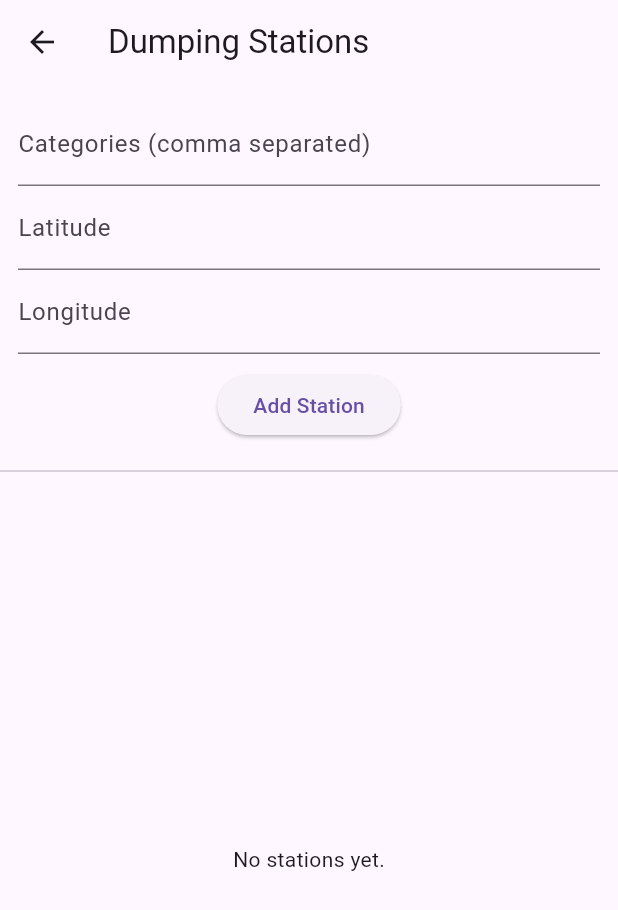
After one commit to rigelyinwun/Waste-Management-Service-App, a Flutter app: the screen it shows once a user with an empty profile is signed in, after a tap on "Go To Dumping Stations", on a phone screen of 412 x 824 dp. The commit adds this screen. Shown: the top 910 px of the screen. Run offline on Flutter 3.47's test engine with Material 3 defaults, Android fonts, the phone set to English and light mode, and no system bars; our stand-ins replace cloud_firestore, firebase_auth, firebase_core; accounts and stored records are empty; network calls fail.

Commit message:
dumping station backend implementation

```diff
--- a/lib/main.dart
+++ b/lib/main.dart
@@ -1,8 +1,10 @@
 import 'package:flutter/material.dart';
 import 'package:firebase_core/firebase_core.dart';
+import 'package:firebase_auth/firebase_auth.dart';
 import 'screens/auth/login_screen.dart';
 import 'screens/auth/register_screen.dart';
-import 'firebase_options.dart'; // generated by FlutterFire CLI
+import 'screens/admin/admin_home.dart';
+import 'firebase_options.dart';
 
 void main() async {
   WidgetsFlutterBinding.ensureInitialized();
@@ -16,13 +18,36 @@ class MyApp extends StatelessWidget {
   @override
   Widget build(BuildContext context) {
     return MaterialApp(
-      title: 'SmartWaste Test',
+      title: 'SmartWaste',
       theme: ThemeData(primarySwatch: Colors.green),
-      home: LoginScreen(),
       routes: {
         '/login': (_) => LoginScreen(),
         '/register': (_) => RegisterScreen(),
       },
+      home: AuthWrapper(),
     );
   }
 }
+
+class AuthWrapper extends StatelessWidget {
+  @override
+  Widget build(BuildContext context) {
+    return StreamBuilder<User?>(
+      stream: FirebaseAuth.instance.authStateChanges(),
+      builder: (context, snapshot) {
+
+        if (snapshot.connectionState == ConnectionState.waiting) {
+          return Scaffold(
+            body: Center(child: CircularProgressIndicator()),
+          );
+        }
+
+        if (snapshot.hasData) {
+          return HomeScreen();
+        }
+
+        return LoginScreen();
+      },
+    );
+  }
+}
--- /dev/null
+++ b/lib/models/dumping_station_model.dart
@@ -0,0 +1,35 @@
+import 'package:cloud_firestore/cloud_firestore.dart';
+
+class DumpingStation {
+  final String stationId;
+  final String companyId;
+  final List<String> categories; // multiple waste categories
+  final GeoPoint location;
+
+  DumpingStation({
+    required this.stationId,
+    required this.companyId,
+    required this.categories,
+    required this.location,
+  });
+
+  /// Convert to Firestore map
+  Map<String, dynamic> toMap() {
+    return {
+      'stationId': stationId,
+      'companyId': companyId,
+      'categories': categories,
+      'location': location
+    };
+  }
+
+  /// Convert from Firestore map
+  factory DumpingStation.fromMap(Map<String, dynamic> map) {
+    return DumpingStation(
+      stationId: map['stationId'],
+      companyId: map['companyId'],
+      categories: List<String>.from(map['categories']),
+      location: map['location']
+    );
+  }
+}
--- /dev/null
+++ b/lib/screens/admin/admin_home.dart
@@ -0,0 +1,35 @@
+import 'package:flutter/material.dart';
+import 'dumping_station.dart';
+import 'package:firebase_auth/firebase_auth.dart';
+
+class HomeScreen extends StatelessWidget {
+  @override
+  Widget build(BuildContext context) {
+    return Scaffold(
+      appBar: AppBar(
+        title: Text('SmartWaste Home'),
+        actions: [
+          IconButton(
+            icon: Icon(Icons.logout),
+            onPressed: () async {
+              await FirebaseAuth.instance.signOut();
+            },
+          )
+        ],
+      ),
+      body: Center(
+        child: ElevatedButton(
+          child: Text('Go To Dumping Stations'),
+          onPressed: () {
+            Navigator.push(
+              context,
+              MaterialPageRoute(
+                builder: (_) => DumpingStationScreen(companyId: FirebaseAuth.instance.currentUser!.uid),
+              ),
+            );
+          },
+        ),
+      ),
+    );
+  }
+}
--- /dev/null
+++ b/lib/screens/admin/dumping_station.dart
@@ -0,0 +1,141 @@
+import 'package:flutter/material.dart';
+import 'package:cloud_firestore/cloud_firestore.dart';
+import '../../models/dumping_station_model.dart';
+import '../../services/dumping_station_service.dart';
+
+class DumpingStationScreen extends StatefulWidget {
+  final String companyId; // pass the logged-in company uid
+  DumpingStationScreen({required this.companyId});
+
+  @override
+  _DumpingStationScreenState createState() => _DumpingStationScreenState();
+}
+
+class _DumpingStationScreenState extends State<DumpingStationScreen> {
+  final DumpingStationService _service = DumpingStationService();
+
+  final _categoryController = TextEditingController();
+  final _latController = TextEditingController();
+  final _lngController = TextEditingController();
+
+  String? editingStationId; // null = adding new
+
+  void _submit() async {
+    final categories =
+        _categoryController.text.split(',').map((e) => e.trim()).toList();
+    final lat = double.tryParse(_latController.text);
+    final lng = double.tryParse(_lngController.text);
+
+    if (categories.isEmpty || lat == null || lng == null) return;
+
+    final station = DumpingStation(
+      stationId: editingStationId ??
+          FirebaseFirestore.instance.collection('dumping_stations').doc().id,
+      companyId: widget.companyId,
+      categories: categories,
+      location: GeoPoint(lat, lng)
+    );
+
+    if (editingStationId != null) {
+      await _service.updateStation(station);
+      ScaffoldMessenger.of(context)
+          .showSnackBar(SnackBar(content: Text('Station updated!')));
+    } else {
+      await _service.addStation(station: station);
+      ScaffoldMessenger.of(context)
+          .showSnackBar(SnackBar(content: Text('Station added!')));
+    }
+
+    // Clear form
+    _categoryController.clear();
+    _latController.clear();
+    _lngController.clear();
+    setState(() => editingStationId = null);
+  }
+
+  void _edit(DumpingStation station) {
+    setState(() => editingStationId = station.stationId);
+    _categoryController.text = station.categories.join(', ');
+    _latController.text = station.location.latitude.toString();
+    _lngController.text = station.location.longitude.toString();
+  }
+
+  void _delete(String stationId) async {
+    await _service.deleteStation(stationId);
+    ScaffoldMessenger.of(context)
+        .showSnackBar(SnackBar(content: Text('Station deleted!')));
+  }
+
+  @override
+  Widget build(BuildContext context) {
+    return Scaffold(
+      appBar: AppBar(title: Text('Dumping Stations')),
+      body: Column(
+        children: [
+          Padding(
+            padding: const EdgeInsets.all(12.0),
+            child: Column(
+              children: [
+                TextField(
+                  controller: _categoryController,
+                  decoration: InputDecoration(
+                      labelText: 'Categories (comma separated)'),
+                ),
+                TextField(
+                  controller: _latController,
+                  decoration: InputDecoration(labelText: 'Latitude'),
+                  keyboardType: TextInputType.numberWithOptions(decimal: true),
+                ),
+                TextField(
+                  controller: _lngController,
+                  decoration: InputDecoration(labelText: 'Longitude'),
+                  keyboardType: TextInputType.numberWithOptions(decimal: true),
+                ),
+                SizedBox(height: 10),
+                ElevatedButton(
+                    onPressed: _submit,
+                    child: Text(editingStationId != null
+                        ? 'Update Station'
+                        : 'Add Station'))
+              ],
+            ),
+          ),
+          Divider(),
+          Expanded(
+            child: StreamBuilder<List<DumpingStation>>(
+              stream: _service.getStationsByCompany(widget.companyId),
+              builder: (context, snapshot) {
+                if (!snapshot.hasData) return Center(child: CircularProgressIndicator());
+                final stations = snapshot.data!;
+                if (stations.isEmpty)
+                  return Center(child: Text('No stations yet.'));
+                return ListView.builder(
+                  itemCount: stations.length,
+                  itemBuilder: (context, index) {
+                    final station = stations[index];
+                    return ListTile(
+                      title: Text('Categories: ${station.categories.join(", ")}'),
+                      subtitle: Text(
+                          'Location: ${station.location.latitude}, ${station.location.longitude}'),
+                      trailing: Row(
+                        mainAxisSize: MainAxisSize.min,
+                        children: [
+                          IconButton(
+                              icon: Icon(Icons.edit),
+                              onPressed: () => _edit(station)),
+                          IconButton(
+                              icon: Icon(Icons.delete),
+                              onPressed: () => _delete(station.stationId)),
+                        ],
+                      ),
+                    );
+                  },
+                );
+              },
+            ),
+          )
+        ],
+      ),
+    );
+  }
+}
--- /dev/null
+++ b/lib/services/dumping_station_service.dart
@@ -0,0 +1,82 @@
+import 'package:cloud_firestore/cloud_firestore.dart';
+import '../models/dumping_station_model.dart';
+
+class DumpingStationService {
+  final FirebaseFirestore _firestore;
+  final String _collection = 'dumping_stations';
+
+  DumpingStationService({FirebaseFirestore? firestore})
+      : _firestore = firestore ?? FirebaseFirestore.instance;
+
+  /// Add new station. Accepts either a full `DumpingStation` or named fields.
+  Future<void> addStation({
+    DumpingStation? station,
+    List<String>? categories,
+    String? location,
+    String? companyId,
+    String? stationId,
+  }) async {
+    if (station != null) {
+      await _firestore
+          .collection(_collection)
+          .doc(station.stationId)
+          .set(station.toMap());
+      return;
+    }
+
+    final docRef = (stationId == null)
+        ? _firestore.collection(_collection).doc()
+        : _firestore.collection(_collection).doc(stationId);
+
+    final data = <String, dynamic>{
+      'stationId': docRef.id,
+      'companyId': companyId,
+      'categories': categories ?? [],
+      'location': location
+    };
+
+    await docRef.set(data);
+  }
+
+  /// Edit station
+  Future<void> updateStation(DumpingStation station) async {
+    await _firestore
+        .collection(_collection)
+        .doc(station.stationId)
+        .update(station.toMap());
+  }
+
+  /// Delete station
+  Future<void> deleteStation(String stationId) async {
+    await _firestore.collection(_collection).doc(stationId).delete();
+  }
+
+  /// Fetch single station
+  Future<DumpingStation?> getStation(String stationId) async {
+    final doc = await _firestore.collection(_collection).doc(stationId).get();
+    if (!doc.exists) return null;
+    return DumpingStation.fromMap(doc.data()!);
+  }
+
+  /// Fetch all stations for a company
+  Stream<List<DumpingStation>> getStationsByCompany(String companyId) {
+    return _firestore
+        .collection(_collection)
+        .where('companyId', isEqualTo: companyId)
+        .snapshots()
+        .map((snapshot) => snapshot.docs
+            .map((doc) => DumpingStation.fromMap(doc.data()))
+            .toList());
+  }
+
+  /// Fetch all stations for certain category
+  Stream<List<DumpingStation>> getStationsByCategory(String category) {
+    return _firestore
+        .collection(_collection)
+        .where('categories', arrayContains: category)
+        .snapshots()
+        .map((snapshot) => snapshot.docs
+            .map((doc) => DumpingStation.fromMap(doc.data()))
+            .toList());
+  }
+}
```
Also changed, not shown: 2 other files.
